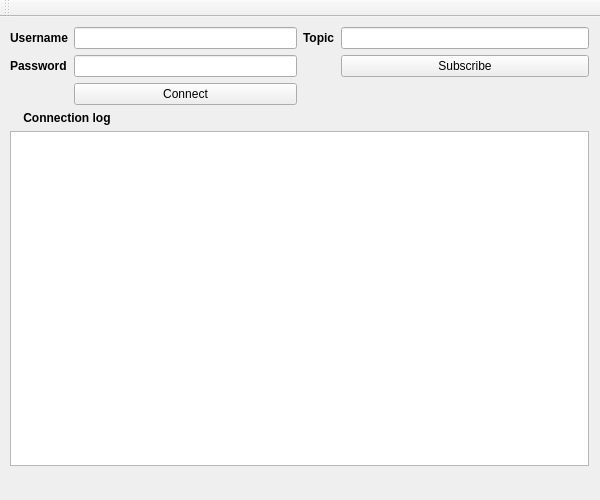
Qt form IoTProject/mainwindow.ui (SylvainHerbreteau/IoTProject) before a commit.
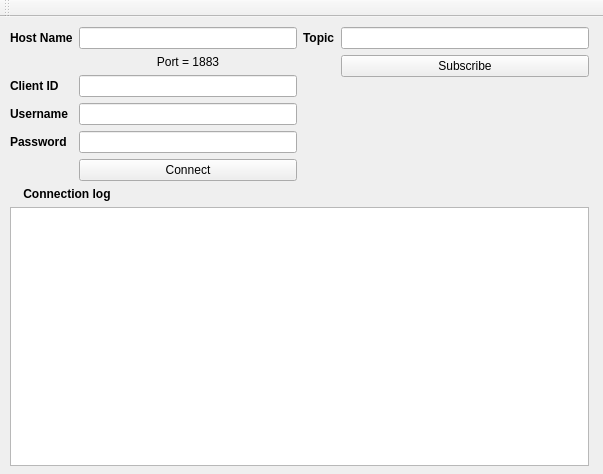
The same form after that commit.

The edit to the form file:
```diff
--- a/IoTProject/mainwindow.ui
+++ b/IoTProject/mainwindow.ui
@@ -6,8 +6,8 @@
    <rect>
     <x>0</x>
     <y>0</y>
-    <width>600</width>
-    <height>500</height>
+    <width>603</width>
+    <height>474</height>
    </rect>
   </property>
   <property name="windowTitle">
@@ -38,6 +38,38 @@
        <item>
         <layout class="QFormLayout" name="formLayout">
          <item row="0" column="0">
+          <widget class="QLabel" name="label_3">
+           <property name="font">
+            <font>
+             <weight>75</weight>
+             <bold>true</bold>
+            </font>
+           </property>
+           <property name="text">
+            <string>Host Name</string>
+           </property>
+          </widget>
+         </item>
+         <item row="0" column="1">
+          <widget class="QLineEdit" name="lineEdit_Host"/>
+         </item>
+         <item row="2" column="0">
+          <widget class="QLabel" name="label">
+           <property name="font">
+            <font>
+             <weight>75</weight>
+             <bold>true</bold>
+            </font>
+           </property>
+           <property name="text">
+            <string>Client ID</string>
+           </property>
+          </widget>
+         </item>
+         <item row="2" column="1">
+          <widget class="QLineEdit" name="lineEdit_Client"/>
+         </item>
+         <item row="3" column="0">
           <widget class="QLabel" name="label_Username">
            <property name="font">
             <font>
@@ -50,10 +82,10 @@
            </property>
           </widget>
          </item>
-         <item row="0" column="1">
+         <item row="3" column="1">
           <widget class="QLineEdit" name="lineEdit_Username"/>
          </item>
-         <item row="1" column="0">
+         <item row="4" column="0">
           <widget class="QLabel" name="label_Password">
            <property name="font">
             <font>
@@ -66,16 +98,26 @@
            </property>
           </widget>
          </item>
-         <item row="1" column="1">
+         <item row="4" column="1">
           <widget class="QLineEdit" name="lineEdit_Password"/>
          </item>
-         <item row="2" column="1">
+         <item row="5" column="1">
           <widget class="QPushButton" name="pushButton_Connect">
            <property name="text">
             <string>Connect</string>
            </property>
           </widget>
          </item>
+         <item row="1" column="1">
+          <widget class="QLabel" name="label_2">
+           <property name="text">
+            <string>Port = 1883</string>
+           </property>
+           <property name="alignment">
+            <set>Qt::AlignCenter</set>
+           </property>
+          </widget>
+         </item>
         </layout>
        </item>
        <item>
```
Left out of the diff: 6 changed lines with no effect on the pictures.
